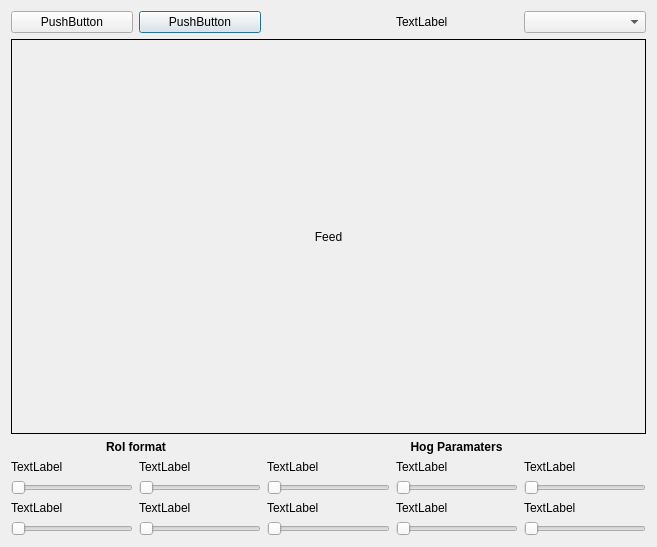
khaledsalem999/Vigil, file QtVigil/FeedScreen.ui: the form before one commit.
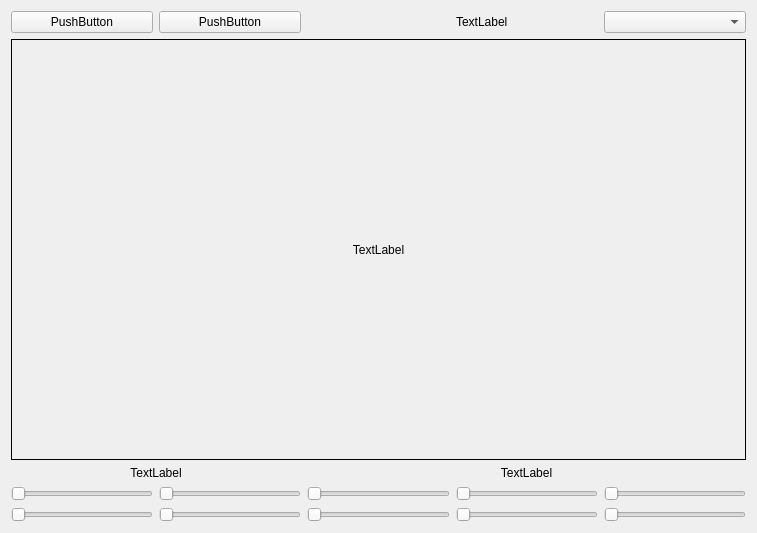
The form after the commit.

The edit to the form file:
```diff
--- a/QtVigil/FeedScreen.ui
+++ b/QtVigil/FeedScreen.ui
@@ -1,69 +1,21 @@
 <?xml version="1.0" encoding="UTF-8"?>
 <ui version="4.0">
- <class>Dialog</class>
- <widget class="QDialog" name="Dialog">
+ <class>FeedScreen</class>
+ <widget class="QWidget" name="FeedScreen">
   <property name="geometry">
    <rect>
     <x>0</x>
     <y>0</y>
-    <width>657</width>
-    <height>547</height>
+    <width>757</width>
+    <height>533</height>
    </rect>
   </property>
   <property name="windowTitle">
-   <string>Dialog</string>
+   <string>FeedScreen</string>
   </property>
   <layout class="QGridLayout" name="gridLayout">
-   <item row="3" column="2">
-    <widget class="QLabel" name="label_12">
-     <property name="text">
-      <string>TextLabel</string>
-     </property>
-    </widget>
-   </item>
-   <item row="0" column="1">
-    <widget class="QPushButton" name="pushButton_2">
-     <property name="sizePolicy">
-      <sizepolicy hsizetype="Minimum" vsizetype="Fixed">
-       <horstretch>0</horstretch>
-       <verstretch>0</verstretch>
-      </sizepolicy>
-     </property>
-     <property name="text">
-      <string>PushButton</string>
-     </property>
-    </widget>
-   </item>
-   <item row="2" column="0" colspan="2">
-    <widget class="QLabel" name="label_3">
-     <property name="sizePolicy">
-      <sizepolicy hsizetype="Preferred" vsizetype="Fixed">
-       <horstretch>0</horstretch>
-       <verstretch>0</verstretch>
-      </sizepolicy>
-     </property>
-     <property name="font">
-      <font>
-       <weight>75</weight>
-       <bold>true</bold>
-      </font>
-     </property>
-     <property name="autoFillBackground">
-      <bool>true</bool>
-     </property>
-     <property name="text">
-      <string>RoI format</string>
-     </property>
-     <property name="textFormat">
-      <enum>Qt::PlainText</enum>
-     </property>
-     <property name="alignment">
-      <set>Qt::AlignCenter</set>
-     </property>
-    </widget>
-   </item>
-   <item row="3" column="3">
-    <widget class="QLabel" name="label_13">
+   <item row="0" column="3">
+    <widget class="QLabel" name="label">
      <property name="text">
       <string>TextLabel</string>
      </property>
@@ -78,44 +30,15 @@
       <enum>QFrame::Box</enum>
      </property>
      <property name="text">
-      <string>Feed</string>
-     </property>
-     <property name="alignment">
-      <set>Qt::AlignCenter</set>
-     </property>
-    </widget>
-   </item>
-   <item row="3" column="1">
-    <widget class="QLabel" name="label_11">
-     <property name="text">
       <string>TextLabel</string>
      </property>
-    </widget>
-   </item>
-   <item row="0" column="4">
-    <widget class="QComboBox" name="comboBox"/>
-   </item>
-   <item row="2" column="2" colspan="3">
-    <widget class="QLabel" name="label_4">
-     <property name="font">
-      <font>
-       <weight>75</weight>
-       <bold>true</bold>
-      </font>
-     </property>
-     <property name="autoFillBackground">
-      <bool>true</bool>
-     </property>
-     <property name="text">
-      <string>Hog Paramaters</string>
-     </property>
      <property name="alignment">
       <set>Qt::AlignCenter</set>
      </property>
     </widget>
    </item>
-   <item row="3" column="0">
-    <widget class="QLabel" name="label_10">
+   <item row="2" column="0" colspan="2">
+    <widget class="QLabel" name="label_3">
      <property name="sizePolicy">
       <sizepolicy hsizetype="Preferred" vsizetype="Fixed">
        <horstretch>0</horstretch>
@@ -125,6 +48,9 @@
      <property name="text">
       <string>TextLabel</string>
      </property>
+     <property name="alignment">
+      <set>Qt::AlignCenter</set>
+     </property>
     </widget>
    </item>
    <item row="0" column="0">
@@ -134,55 +60,63 @@
      </property>
     </widget>
    </item>
-   <item row="0" column="3">
-    <widget class="QLabel" name="label">
-     <property name="sizePolicy">
-      <sizepolicy hsizetype="Preferred" vsizetype="Preferred">
-       <horstretch>0</horstretch>
-       <verstretch>0</verstretch>
-      </sizepolicy>
-     </property>
+   <item row="0" column="1">
+    <widget class="QPushButton" name="pushButton_2">
      <property name="text">
-      <string>TextLabel</string>
+      <string>PushButton</string>
      </property>
     </widget>
    </item>
-   <item row="5" column="0">
-    <widget class="QLabel" name="label_5">
-     <property name="sizePolicy">
-      <sizepolicy hsizetype="Preferred" vsizetype="Fixed">
-       <horstretch>0</horstretch>
-       <verstretch>0</verstretch>
-      </sizepolicy>
+   <item row="3" column="0">
+    <widget class="QSlider" name="horizontalSlider">
+     <property name="orientation">
+      <enum>Qt::Horizontal</enum>
      </property>
-     <property name="text">
-      <string>TextLabel</string>
-     </property>
     </widget>
    </item>
+   <item row="0" column="4">
+    <widget class="QComboBox" name="comboBox"/>
+   </item>
    <item row="3" column="4">
-    <widget class="QLabel" name="label_14">
-     <property name="text">
-      <string>TextLabel</string>
-     </property>
-    </widget>
-   </item>
-   <item row="4" column="2">
     <widget class="QSlider" name="horizontalSlider_4">
      <property name="orientation">
       <enum>Qt::Horizontal</enum>
      </property>
     </widget>
    </item>
-   <item row="4" column="3">
+   <item row="2" column="2" colspan="3">
+    <widget class="QLabel" name="label_4">
+     <property name="text">
+      <string>TextLabel</string>
+     </property>
+     <property name="alignment">
+      <set>Qt::AlignCenter</set>
+     </property>
+    </widget>
+   </item>
+   <item row="3" column="1">
+    <widget class="QSlider" name="horizontalSlider_2">
+     <property name="orientation">
+      <enum>Qt::Horizontal</enum>
+     </property>
+    </widget>
+   </item>
+   <item row="3" column="3">
+    <widget class="QSlider" name="horizontalSlider_3">
+     <property name="orientation">
+      <enum>Qt::Horizontal</enum>
+     </property>
+    </widget>
+   </item>
+   <item row="3" column="2">
     <widget class="QSlider" name="horizontalSlider_5">
      <property name="orientation">
       <enum>Qt::Horizontal</enum>
      </property>
     </widget>
    </item>
-   <item row="6" column="0">
-    <widget class="QSlider" name="horizontalSlider">
+   <item row="4" column="0">
+    <widget class="QSlider" name="horizontalSlider_6">
      <property name="orientation">
       <enum>Qt::Horizontal</enum>
      </property>
@@ -195,105 +129,30 @@
      </property>
     </widget>
    </item>
-   <item row="6" column="3">
-    <widget class="QSlider" name="horizontalSlider_9">
-     <property name="orientation">
-      <enum>Qt::Horizontal</enum>
-     </property>
-    </widget>
-   </item>
-   <item row="6" column="1">
-    <widget class="QSlider" name="horizontalSlider_3">
-     <property name="orientation">
-      <enum>Qt::Horizontal</enum>
-     </property>
-    </widget>
-   </item>
-   <item row="5" column="1">
-    <widget class="QLabel" name="label_6">
-     <property name="text">
-      <string>TextLabel</string>
-     </property>
-    </widget>
-   </item>
-   <item row="6" column="2">
+   <item row="4" column="2">
     <widget class="QSlider" name="horizontalSlider_8">
      <property name="orientation">
       <enum>Qt::Horizontal</enum>
      </property>
     </widget>
    </item>
-   <item row="6" column="4">
-    <widget class="QSlider" name="horizontalSlider_10">
+   <item row="4" column="3">
+    <widget class="QSlider" name="horizontalSlider_9">
      <property name="orientation">
       <enum>Qt::Horizontal</enum>
      </property>
     </widget>
    </item>
-   <item row="4" column="0">
-    <widget class="QSlider" name="horizontalSlider_2">
-     <property name="orientation">
-      <enum>Qt::Horizontal</enum>
-     </property>
-    </widget>
-   </item>
-   <item row="5" column="2">
-    <widget class="QLabel" name="label_7">
-     <property name="text">
-      <string>TextLabel</string>
-     </property>
-    </widget>
-   </item>
-   <item row="5" column="3">
-    <widget class="QLabel" name="label_8">
-     <property name="text">
-      <string>TextLabel</string>
-     </property>
-    </widget>
-   </item>
    <item row="4" column="4">
-    <widget class="QSlider" name="horizontalSlider_6">
+    <widget class="QSlider" name="horizontalSlider_10">
      <property name="orientation">
       <enum>Qt::Horizontal</enum>
      </property>
     </widget>
    </item>
-   <item row="5" column="4">
-    <widget class="QLabel" name="label_9">
-     <property name="text">
-      <string>TextLabel</string>
-     </property>
-    </widget>
-   </item>
   </layout>
-  <zorder>label_4</zorder>
-  <zorder>pushButton</zorder>
-  <zorder>label</zorder>
-  <zorder>comboBox</zorder>
-  <zorder>label_2</zorder>
-  <zorder>horizontalSlider</zorder>
-  <zorder>horizontalSlider_2</zorder>
-  <zorder>horizontalSlider_4</zorder>
-  <zorder>horizontalSlider_5</zorder>
-  <zorder>horizontalSlider_6</zorder>
-  <zorder>horizontalSlider_7</zorder>
-  <zorder>horizontalSlider_3</zorder>
-  <zorder>pushButton_2</zorder>
-  <zorder>horizontalSlider_8</zorder>
-  <zorder>horizontalSlider_9</zorder>
-  <zorder>horizontalSlider_10</zorder>
-  <zorder>label_3</zorder>
-  <zorder>label_5</zorder>
-  <zorder>label_6</zorder>
-  <zorder>label_7</zorder>
-  <zorder>label_8</zorder>
-  <zorder>label_9</zorder>
-  <zorder>label_10</zorder>
-  <zorder>label_11</zorder>
-  <zorder>label_12</zorder>
-  <zorder>label_13</zorder>
-  <zorder>label_14</zorder>
  </widget>
+ <layoutdefault spacing="6" margin="11"/>
  <resources/>
  <connections/>
 </ui>
```
